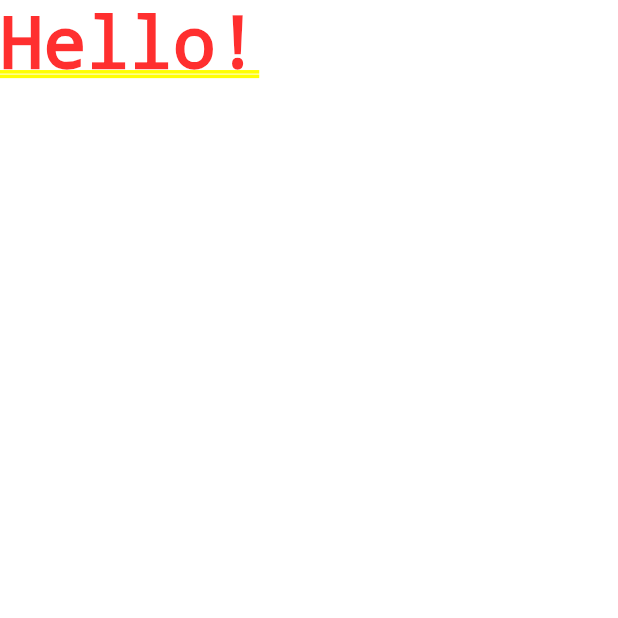
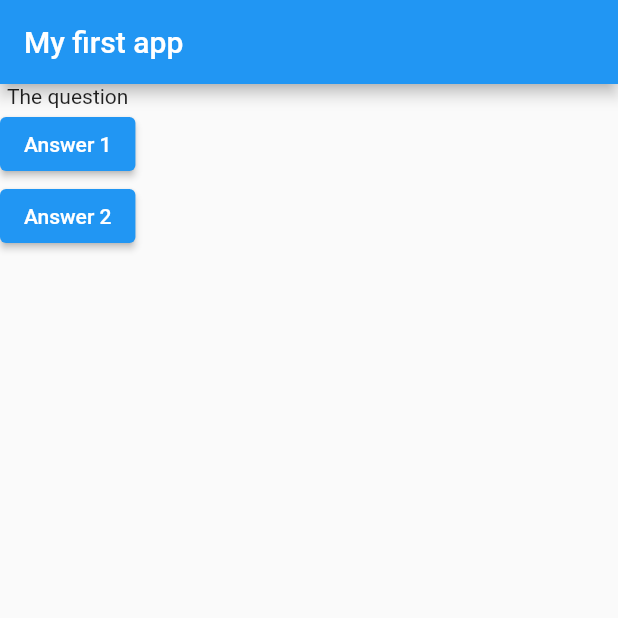
Before and after one commit to AlessandroDodi/quiz_flutter_app, a Flutter app: the screen it shows after launch, on a phone screen of 412 x 824 dp, the top half of it. Run offline on Flutter 3.47's test engine with Material 2 defaults, Android fonts, the phone set to English and light mode, and no system bars.

Commit message:
Add buttons

```diff
--- a/lib/main.dart
+++ b/lib/main.dart
@@ -1,11 +1,26 @@
 import 'package:flutter/material.dart';
 
-void main() {
-  runApp(MyApp());
-}
+void main() => runApp(MyApp());
 
 class MyApp extends StatelessWidget {
+  void answerQuestion() {
+    print('Answer chosen');
+  }
+
+  var questions = [
+    'What is your favourite color?',
+    'What is your favourite animal?'
+  ];
+  @override
   Widget build(BuildContext context) {
-    return MaterialApp(home: Text('Hello!'));
+    return MaterialApp(
+        home: Scaffold(
+      appBar: AppBar(title: Text('My first app')),
+      body: Column(children: [
+        Text('The question'),
+        ElevatedButton(onPressed: answerQuestion, child: Text('Answer 1')),
+        ElevatedButton(onPressed: answerQuestion, child: Text('Answer 2')),
+      ]),
+    ));
   }
 }
```
